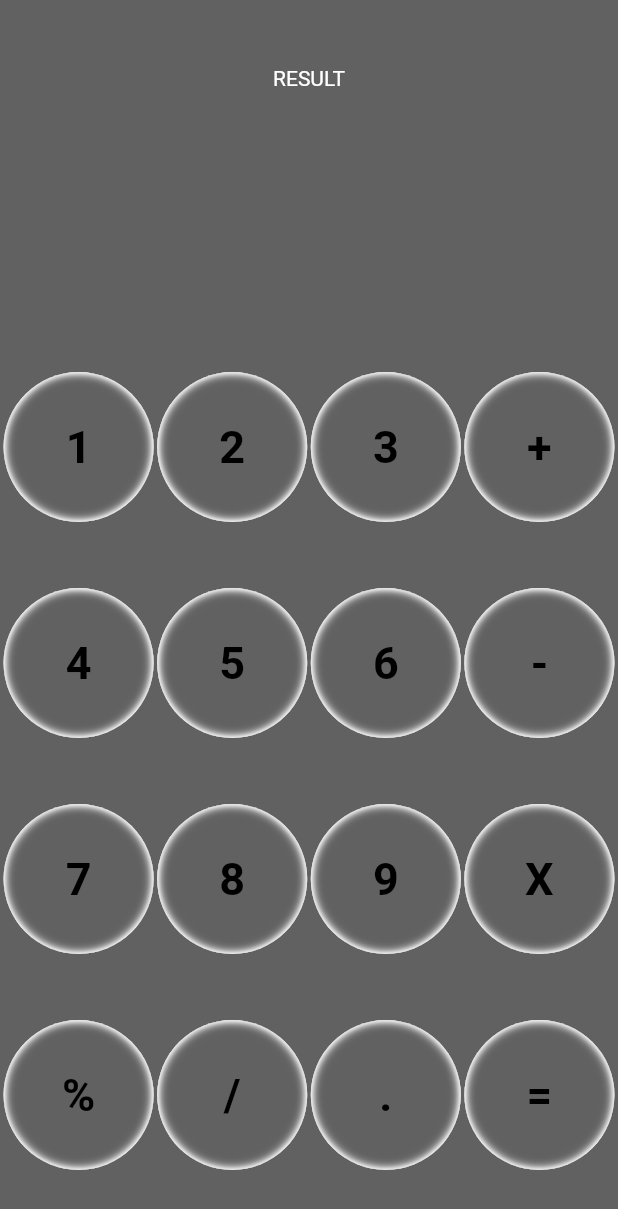
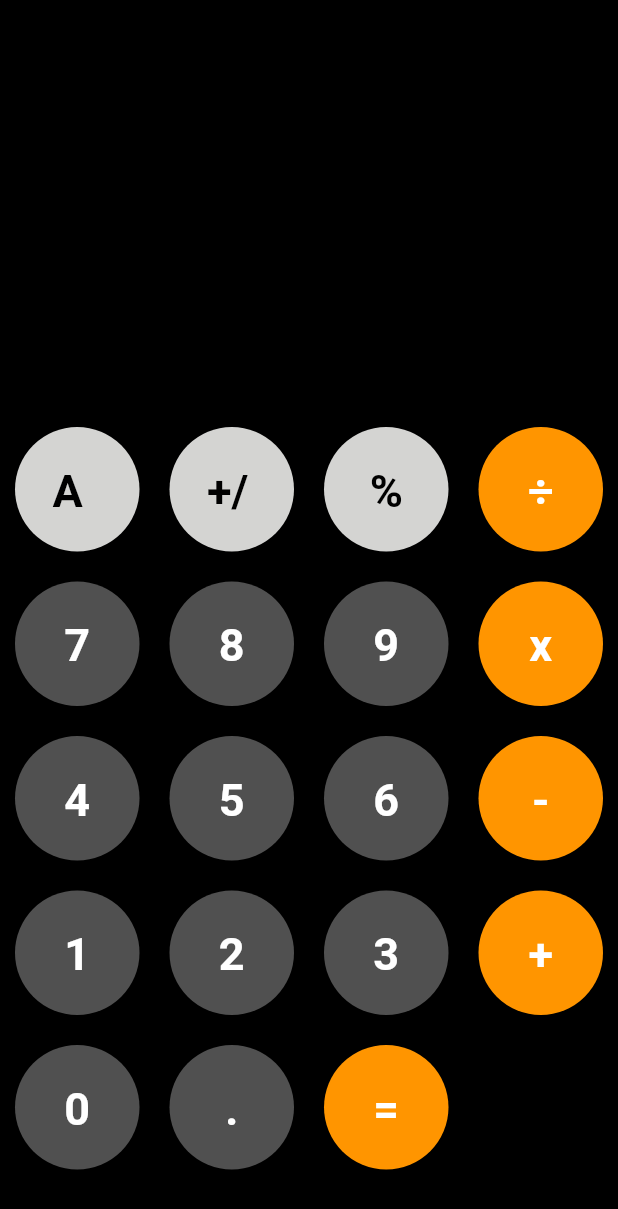
Before and after one commit to selimokten/calculator, a Flutter app: the screen it shows after launch, on a phone screen of 412 x 824 dp. Shown: the top 1209 px of the screen. Run offline on Flutter 3.47's test engine with Material 2 defaults, Android fonts, the phone set to English and light mode, and no system bars.

Commit message:
Files Upload

```diff
--- /dev/null
+++ b/lib/components/my_button.dart
@@ -0,0 +1,30 @@
+import 'package:flutter/material.dart';
+import 'package:calculator/constants.dart';
+
+class MyButton extends StatelessWidget {
+  MyButton({required this.color, required this.buttonText, required this.style});
+
+  final color;
+  final String buttonText;
+  final TextStyle style;
+
+  @override
+  Widget build(BuildContext context) {
+    return Expanded(
+      child: Container(
+        margin: EdgeInsets.all(10),
+        padding: EdgeInsets.all(25),
+        decoration: BoxDecoration(
+          shape: BoxShape.circle,
+          color: color,
+        ),
+        child: Center(
+          child: Text(
+            buttonText,
+            style: style,
+          ),
+        ),
+      ),
+    );
+  }
+}
--- a/lib/components/reusable_text_button.dart
+++ /dev/null
@@ -1,44 +0,0 @@
-import 'package:flutter/material.dart' hide BoxDecoration, BoxShadow;
-import 'package:calculator/constants.dart';
-import 'package:flutter_inset_box_shadow/flutter_inset_box_shadow.dart';
-
-class ReusableTextButton extends StatelessWidget {
-  ReusableTextButton({required this.text, required this.style});
-
-  final String text;
-  final ButtonStyle style;
-
-  @override
-  Widget build(BuildContext context) {
-    return Container(
-      decoration: BoxDecoration(
-        borderRadius: BorderRadius.circular(100),
-        boxShadow: [
-          for (double i = 0; i < 4; i++)
-            BoxShadow(
-              color: Colors.white,
-              blurRadius: 2 * i,
-              inset: true,
-            )
-        ],
-      ),
-      child: TextButton(
-        style: style,
-        onPressed: () {},
-        child: Text(
-          text,
-          style: kTextStyle,
-        ),
-      ),
-    );
-  }
-}
-
-class NeonButton extends StatelessWidget {
-  const NeonButton({super.key});
-
-  @override
-  Widget build(BuildContext context) {
-    return Container();
-  }
-}
--- a/lib/constants.dart
+++ b/lib/constants.dart
@@ -1,6 +1,9 @@
 import 'package:flutter/material.dart';
 
-Color shadowColor = Colors.orange.shade600;
+const kBackgroundColor = Color(0xFF1C1C1C);
+const kButtonNumbersColor = Color(0xFF505050);
+const kRightOperatorColor = Color(0xFFFF9500);
+const kUpOperatorColor = Color(0xFFD4D4D2);
 
 final ButtonStyle kNumbersButtonStyle = TextButton.styleFrom(
   foregroundColor: Colors.black,
@@ -14,7 +17,7 @@ final ButtonStyle kNumbersButtonStyle = TextButton.styleFrom(
 );
 
 final ButtonStyle kOptionsButtonStyle = TextButton.styleFrom(
-  foregroundColor: Colors.black,
+  foregroundColor: Colors.white,
   minimumSize: Size(100, 100),
   padding: EdgeInsets.all(10.0),
   shape: RoundedRectangleBorder(
@@ -27,4 +30,11 @@ final ButtonStyle kOptionsButtonStyle = TextButton.styleFrom(
 final TextStyle kTextStyle = TextStyle(
   fontSize: 30.0,
   fontWeight: FontWeight.bold,
+  color: Colors.white,
 );
+
+final TextStyle kUpButtonsStyle = TextStyle(
+  fontSize: 30.0,
+  fontWeight: FontWeight.bold,
+  color: Colors.black,
+);
--- a/lib/main.dart
+++ b/lib/main.dart
@@ -1,7 +1,8 @@
+import 'package:calculator/components/my_button.dart';
+import 'package:calculator/constants.dart';
 import 'package:flutter/material.dart';
-import 'screens/main_screen.dart';
 
-void main(){
+void main() {
   runApp(const Calculator());
 }
 
@@ -12,10 +13,91 @@ class Calculator extends StatelessWidget {
   Widget build(BuildContext context) {
     return MaterialApp(
       theme: ThemeData.dark().copyWith(
-        scaffoldBackgroundColor: Colors.grey.shade700,
+        scaffoldBackgroundColor: Colors.black,
       ),
       debugShowCheckedModeBanner: false,
-      home: const MainScreen(),
+      home: const MyCalculator(),
     );
   }
 }
+
+class MyCalculator extends StatefulWidget {
+  const MyCalculator({super.key});
+
+  @override
+  State<MyCalculator> createState() => _MyCalculatorState();
+}
+
+class _MyCalculatorState extends State<MyCalculator> {
+  final List<String> buttons = [
+    'AC',
+    '+/-',
+    '%',
+    '÷',
+    '7',
+    '8',
+    '9',
+    'x',
+    '4',
+    '5',
+    '6',
+    '-',
+    '1',
+    '2',
+    '3',
+    '+',
+    '0',
+    '.',
+    '=',
+  ];
+
+  @override
+  Widget build(BuildContext context) {
+    return Scaffold(
+      body: Column(
+        children: [
+          Expanded(
+            child: Container(),
+          ),
+          Expanded(
+            flex: 2,
+            child: Container(
+              child: GridView.builder(
+                  itemCount: buttons.length,
+                  gridDelegate: SliverGridDelegateWithFixedCrossAxisCount(
+                      crossAxisCount: 4),
+                  itemBuilder: (BuildContext context, int index) {
+                    if (index == 0 || index == 1 || index == 2) {
+                      return MyButton(
+                        color: kUpOperatorColor,
+                        buttonText: buttons[index],
+                        style: kUpButtonsStyle,
+                      );
+                    } else {
+                      return MyButton(
+                        color: isOperator(buttons[index])
+                            ? kRightOperatorColor
+                            : kButtonNumbersColor,
+                        buttonText: buttons[index],
+                        style: kTextStyle,
+                      );
+                    }
+                  }),
+            ),
+          ),
+        ],
+      ),
+    );
+  }
+
+  bool isOperator(String button) {
+    if (button == '÷' ||
+        button == 'x' ||
+        button == '-' ||
+        button == '+' ||
+        button == '=') {
+      return true;
+    }
+    return false;
+  }
+}
--- a/lib/screens/main_screen.dart
+++ /dev/null
@@ -1,64 +0,0 @@
-import 'package:calculator/components/reusable_text_button.dart';
-import 'package:calculator/constants.dart';
-import 'package:flutter/material.dart';
-
-
-class MainScreen extends StatefulWidget {
-  const MainScreen({super.key});
-
-  @override
-  State<MainScreen> createState() => _MainScreenState();
-}
-
-class _MainScreenState extends State<MainScreen> {
-  @override
-  Widget build(BuildContext context) {
-    return Scaffold(
-      body: SafeArea(
-        child: Column(
-          mainAxisAlignment: MainAxisAlignment.spaceEvenly,
-          children: [
-            Text('RESULT'),
-            SizedBox(height: 100,),
-            Row(
-              mainAxisAlignment: MainAxisAlignment.spaceEvenly,
-              children: [
-                ReusableTextButton(text: '1', style: kNumbersButtonStyle,),
-                ReusableTextButton(text: '2', style: kNumbersButtonStyle,),
-                ReusableTextButton(text: '3', style: kNumbersButtonStyle,),
-                ReusableTextButton(text: '+', style: kOptionsButtonStyle,),
-              ],
-            ),
-            Row(
-              mainAxisAlignment: MainAxisAlignment.spaceEvenly,
-              children: [
-                ReusableTextButton(text: '4', style: kNumbersButtonStyle,),
-                ReusableTextButton(text: '5', style: kNumbersButtonStyle,),
-                ReusableTextButton(text: '6', style: kNumbersButtonStyle,),
-                ReusableTextButton(text: '-', style: kOptionsButtonStyle,),
-              ],
-            ),
-            Row(
-              mainAxisAlignment: MainAxisAlignment.spaceEvenly,
-              children: [
-                ReusableTextButton(text: '7', style: kNumbersButtonStyle,),
-                ReusableTextButton(text: '8', style: kNumbersButtonStyle,),
-                ReusableTextButton(text: '9', style: kNumbersButtonStyle,),
-                ReusableTextButton(text: 'X', style: kOptionsButtonStyle,),
-              ],
-            ),
-            Row(
-              mainAxisAlignment: MainAxisAlignment.spaceEvenly,
-              children: [
-                ReusableTextButton(text: '%', style: kOptionsButtonStyle,),
-                ReusableTextButton(text: '/', style: kOptionsButtonStyle,),
-                ReusableTextButton(text: '.', style: kOptionsButtonStyle,),
-                ReusableTextButton(text: '=', style: kOptionsButtonStyle,),
-              ],
-            ),
-          ],
-        ),
-      ),
-    );
-  }
-}
--- a/pubspec.yaml
+++ b/pubspec.yaml
@@ -36,7 +36,6 @@ dependencies:
   # The following adds the Cupertino Icons font to your application.
   # Use with the CupertinoIcons class for iOS style icons.
   cupertino_icons: ^1.0.2
-  flutter_inset_box_shadow: ^1.0.8
 
 dev_dependencies:
   flutter_test:
```
Also changed, not shown: pubspec.lock, 1 other file.
